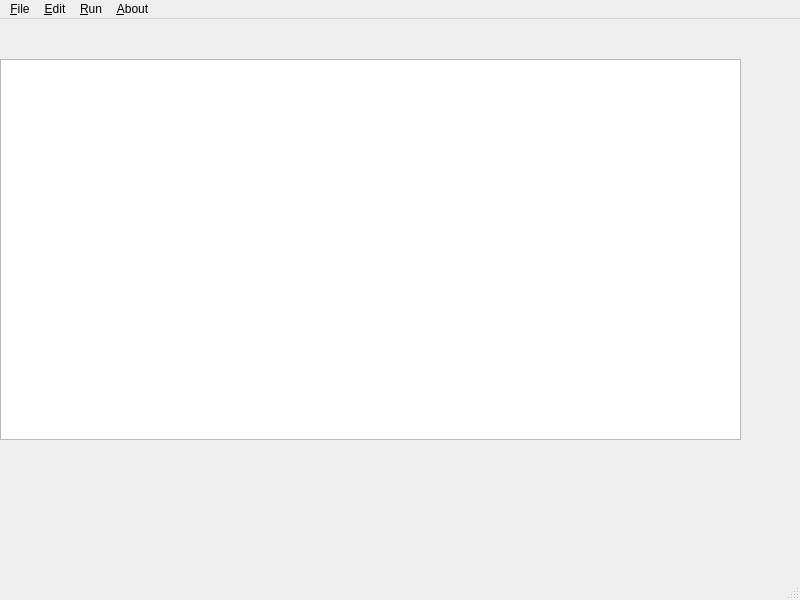
Above: tools/lammps-gui/lammpsgui.ui from MarcusGDaniels/lammps before the change. Below: the same form after it.
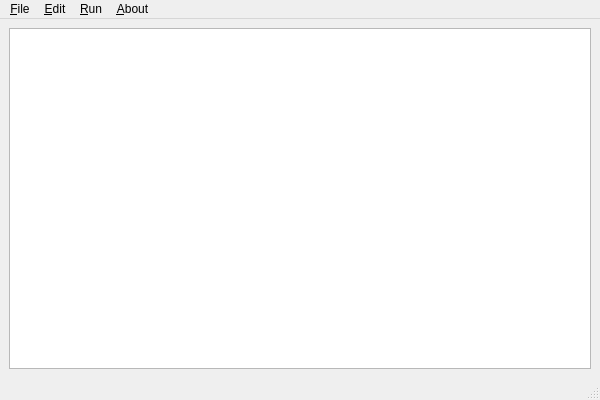
That is the form after the change. Icons and pictures are not drawn. Custom widgets are drawn as their Qt base class.

Commit message: minor layout and behavior tweaks

```diff
--- a/tools/lammps-gui/lammpsgui.ui
+++ b/tools/lammps-gui/lammpsgui.ui
@@ -6,26 +6,20 @@
    <rect>
     <x>0</x>
     <y>0</y>
-    <width>800</width>
-    <height>600</height>
+    <width>600</width>
+    <height>400</height>
    </rect>
   </property>
   <property name="windowTitle">
    <string>LammpsGui</string>
   </property>
   <widget class="QWidget" name="centralwidget">
-   <widget class="QWidget" name="verticalLayoutWidget">
-    <property name="geometry">
-     <rect>
-      <x>0</x>
-      <y>40</y>
-      <width>741</width>
-      <height>381</height>
-     </rect>
-    </property>
-    <layout class="QVBoxLayout" name="verticalLayout">
+   <layout class="QHBoxLayout" name="horizontalLayout">
      <item>
       <widget class="CodeEditor" name="textEdit">
+      <property name="enabled">
+       <bool>true</bool>
+      </property>
        <property name="acceptDrops">
         <bool>true</bool>
        </property>
@@ -33,13 +27,12 @@
      </item>
     </layout>
    </widget>
-  </widget>
   <widget class="QMenuBar" name="menubar">
    <property name="geometry">
     <rect>
      <x>0</x>
      <y>0</y>
-     <width>800</width>
+     <width>600</width>
      <height>24</height>
     </rect>
    </property>
@@ -309,7 +302,8 @@
   </action>
   <action name="actionEdit_Preferences">
    <property name="icon">
-    <iconset theme="preferences-desktop"/>
+    <iconset theme="preferences-desktop">
+     <normaloff>.</normaloff>.</iconset>
    </property>
    <property name="text">
     <string>Edit Preferences...</string>
```
Lines whose indentation alone changed are shown as unchanged. The commit also changes 2 other files.
